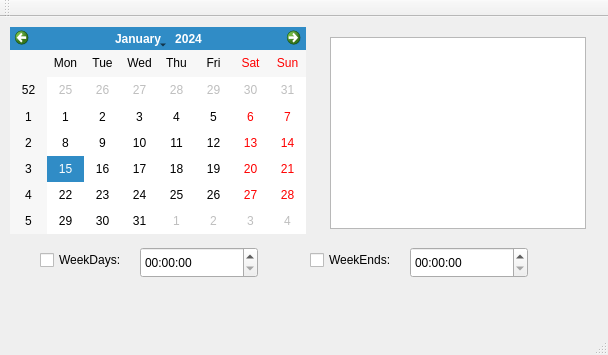
Qt form mainwindow.ui (CountMurphy/QTalarm) before a commit.
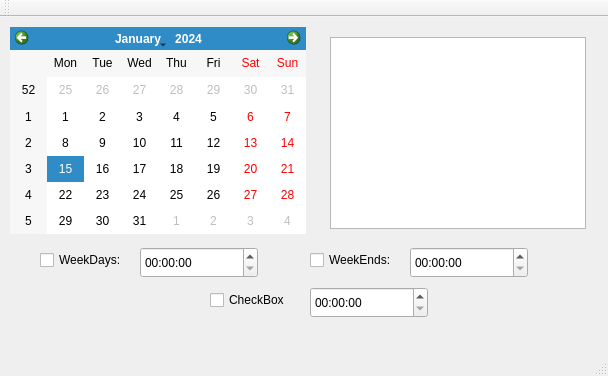
The same form after that commit. Icons and pictures are not drawn.

Commit message: Created and set up Time polling with alarm parameters

What changed in the file:
```diff
--- a/mainwindow.ui
+++ b/mainwindow.ui
@@ -10,7 +10,7 @@
     <x>0</x>
     <y>0</y>
     <width>608</width>
-    <height>355</height>
+    <height>376</height>
    </rect>
   </property>
   <property name="windowTitle">
@@ -93,6 +93,29 @@
      <bool>false</bool>
     </property>
    </widget>
+   <widget class="QCheckBox" name="chkCustom">
+    <property name="geometry">
+     <rect>
+      <x>210</x>
+      <y>270</y>
+      <width>95</width>
+      <height>26</height>
+     </rect>
+    </property>
+    <property name="text">
+     <string>CheckBox</string>
+    </property>
+   </widget>
+   <widget class="QTimeEdit" name="Cust_Edit">
+    <property name="geometry">
+     <rect>
+      <x>310</x>
+      <y>270</y>
+      <width>118</width>
+      <height>31</height>
+     </rect>
+    </property>
+   </widget>
   </widget>
   <widget class="QMenuBar" name="menuBar">
    <property name="geometry">
```
Left out of the diff: 2 changed lines with no effect on the pictures. The commit also changes 5 other files.
